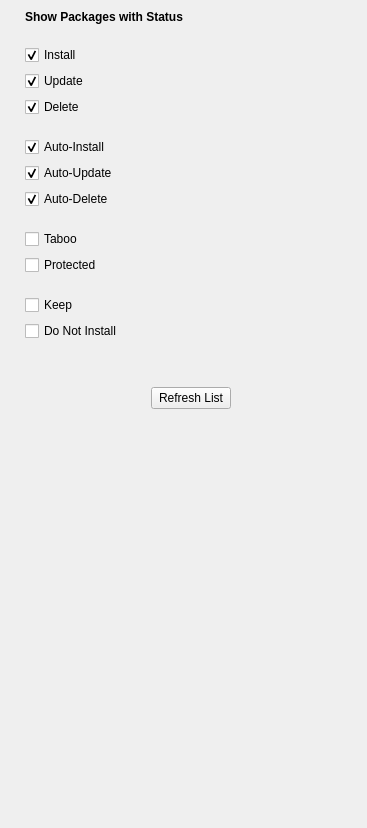
Qt form src/status-filter-view.ui (shundhammer/yqpkg) before a commit.
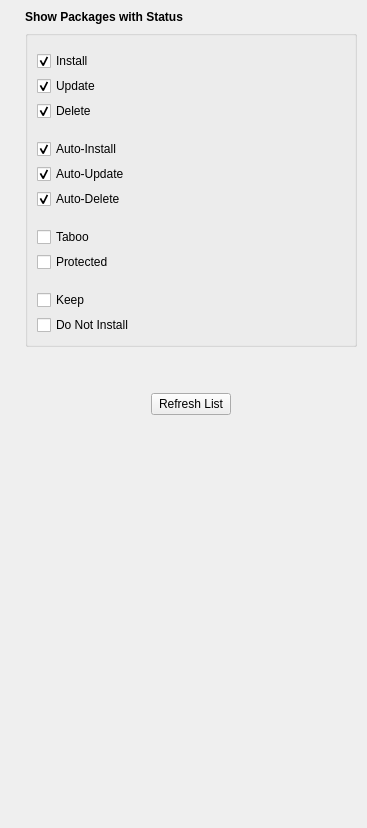
The same form after that commit. Icons and pictures are not drawn.

Commit message: Use a QGroupBox instead of a QFormLayout (#63)

```diff
--- a/src/status-filter-view.ui
+++ b/src/status-filter-view.ui
@@ -37,12 +37,19 @@
     </widget>
    </item>
    <item>
+    <widget class="QGroupBox" name="groupBox">
+     <property name="flat">
+      <bool>false</bool>
+     </property>
     <layout class="QFormLayout" name="formLayout">
+      <property name="labelAlignment">
+       <set>Qt::AlignLeading|Qt::AlignLeft|Qt::AlignVCenter</set>
+      </property>
      <property name="horizontalSpacing">
       <number>30</number>
      </property>
      <property name="verticalSpacing">
-      <number>6</number>
+       <number>5</number>
      </property>
      <property name="topMargin">
       <number>15</number>
@@ -284,6 +291,7 @@
       </widget>
      </item>
     </layout>
+    </widget>
    </item>
    <item>
     <spacer name="buttonVSpacer">
```
Lines whose indentation alone changed are shown as unchanged.
